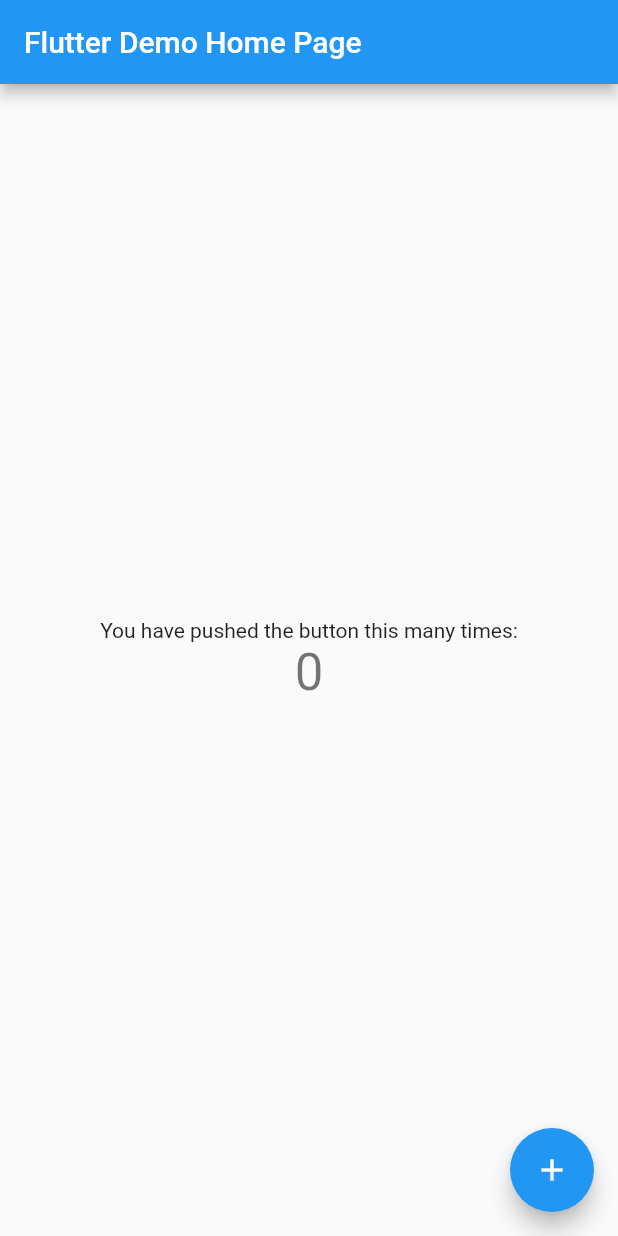
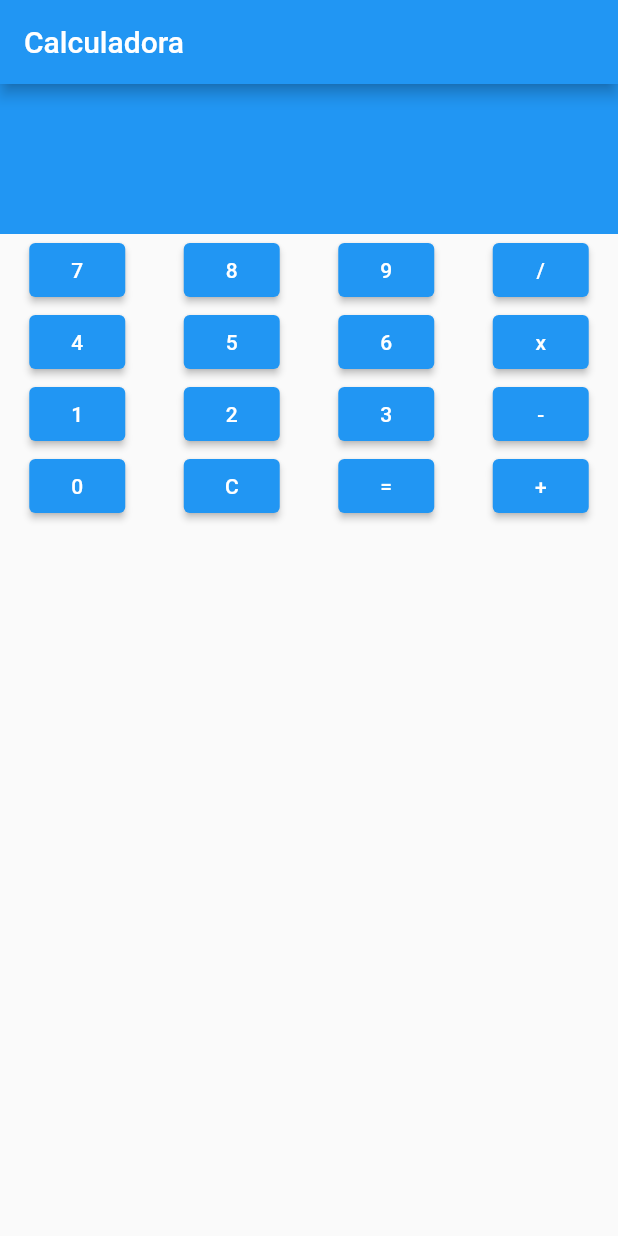
Before and after one commit to mauriciomosqueragutierrez/taller2s2, a Flutter app: the screen it shows after launch, on a phone screen of 412 x 824 dp. Run offline on Flutter 3.47's test engine with Material 2 defaults, Android fonts, the phone set to English and light mode, and no system bars.

Commit message:
Se crean botones y estructura inicial de calculadora

```diff
--- a/lib/main.dart
+++ b/lib/main.dart
@@ -1,4 +1,5 @@
 import 'package:flutter/material.dart';
+import 'package:taller2s2/pages/home-page.dart';
 
 void main() {
   runApp(MyApp());
@@ -11,103 +12,9 @@ class MyApp extends StatelessWidget {
     return MaterialApp(
       title: 'Flutter Demo',
       theme: ThemeData(
-        // This is the theme of your application.
-        //
-        // Try running your application with "flutter run". You'll see the
-        // application has a blue toolbar. Then, without quitting the app, try
-        // changing the primarySwatch below to Colors.green and then invoke
-        // "hot reload" (press "r" in the console where you ran "flutter run",
-        // or simply save your changes to "hot reload" in a Flutter IDE).
-        // Notice that the counter didn't reset back to zero; the application
-        // is not restarted.
         primarySwatch: Colors.blue,
       ),
-      home: MyHomePage(title: 'Flutter Demo Home Page'),
+      home: MyHomePage(title: 'Calculadora'),
     );
   }
 }
-
-class MyHomePage extends StatefulWidget {
-  MyHomePage({Key key, this.title}) : super(key: key);
-
-  // This widget is the home page of your application. It is stateful, meaning
-  // that it has a State object (defined below) that contains fields that affect
-  // how it looks.
-
-  // This class is the configuration for the state. It holds the values (in this
-  // case the title) provided by the parent (in this case the App widget) and
-  // used by the build method of the State. Fields in a Widget subclass are
-  // always marked "final".
-
-  final String title;
-
-  @override
-  _MyHomePageState createState() => _MyHomePageState();
-}
-
-class _MyHomePageState extends State<MyHomePage> {
-  int _counter = 0;
-
-  void _incrementCounter() {
-    setState(() {
-      // This call to setState tells the Flutter framework that something has
-      // changed in this State, which causes it to rerun the build method below
-      // so that the display can reflect the updated values. If we changed
-      // _counter without calling setState(), then the build method would not be
-      // called again, and so nothing would appear to happen.
-      _counter++;
-    });
-  }
-
-  @override
-  Widget build(BuildContext context) {
-    // This method is rerun every time setState is called, for instance as done
-    // by the _incrementCounter method above.
-    //
-    // The Flutter framework has been optimized to make rerunning build methods
-    // fast, so that you can just rebuild anything that needs updating rather
-    // than having to individually change instances of widgets.
-    return Scaffold(
-      appBar: AppBar(
-        // Here we take the value from the MyHomePage object that was created by
-        // the App.build method, and use it to set our appbar title.
-        title: Text(widget.title),
-      ),
-      body: Center(
-        // Center is a layout widget. It takes a single child and positions it
-        // in the middle of the parent.
-        child: Column(
-          // Column is also a layout widget. It takes a list of children and
-          // arranges them vertically. By default, it sizes itself to fit its
-          // children horizontally, and tries to be as tall as its parent.
-          //
-          // Invoke "debug painting" (press "p" in the console, choose the
-          // "Toggle Debug Paint" action from the Flutter Inspector in Android
-          // Studio, or the "Toggle Debug Paint" command in Visual Studio Code)
-          // to see the wireframe for each widget.
-          //
-          // Column has various properties to control how it sizes itself and
-          // how it positions its children. Here we use mainAxisAlignment to
-          // center the children vertically; the main axis here is the vertical
-          // axis because Columns are vertical (the cross axis would be
-          // horizontal).
-          mainAxisAlignment: MainAxisAlignment.center,
-          children: <Widget>[
-            Text(
-              'You have pushed the button this many times:',
-            ),
-            Text(
-              '$_counter',
-              style: Theme.of(context).textTheme.headline4,
-            ),
-          ],
-        ),
-      ),
-      floatingActionButton: FloatingActionButton(
-        onPressed: _incrementCounter,
-        tooltip: 'Increment',
-        child: Icon(Icons.add),
-      ), // This trailing comma makes auto-formatting nicer for build methods.
-    );
-  }
-}
--- /dev/null
+++ b/lib/pages/home-page.dart
@@ -0,0 +1,62 @@
+import 'package:flutter/material.dart';
+
+class MyHomePage extends StatefulWidget {
+  MyHomePage({Key key, this.title}) : super(key: key);
+  final String title;
+
+  @override
+  _MyHomePageState createState() => _MyHomePageState();
+}
+
+class _MyHomePageState extends State<MyHomePage> {
+  @override
+  Widget build(BuildContext context) {
+    return Scaffold(
+      appBar: AppBar(
+        title: Text(widget.title),
+      ),
+      body: _body(),
+    );
+  }
+
+  Widget _body() {
+    return Column(
+      children: [
+        Container(
+          color: Colors.red,
+        ),
+        Container(
+          color: Colors.blue,
+          height: 100,
+        ),
+        Container(
+            child: Column(children: [
+          Row(mainAxisAlignment: MainAxisAlignment.spaceAround, children: [
+            ElevatedButton(onPressed: () {}, child: Text("7")),
+            ElevatedButton(onPressed: () {}, child: Text("8")),
+            ElevatedButton(onPressed: () {}, child: Text("9")),
+            ElevatedButton(onPressed: () {}, child: Text("/"))
+          ]),
+          Row(mainAxisAlignment: MainAxisAlignment.spaceAround, children: [
+            ElevatedButton(onPressed: () {}, child: Text("4")),
+            ElevatedButton(onPressed: () {}, child: Text("5")),
+            ElevatedButton(onPressed: () {}, child: Text("6")),
+            ElevatedButton(onPressed: () {}, child: Text("x"))
+          ]),
+          Row(mainAxisAlignment: MainAxisAlignment.spaceAround, children: [
+            ElevatedButton(onPressed: () {}, child: Text("1")),
+            ElevatedButton(onPressed: () {}, child: Text("2")),
+            ElevatedButton(onPressed: () {}, child: Text("3")),
+            ElevatedButton(onPressed: () {}, child: Text("-"))
+          ]),
+          Row(mainAxisAlignment: MainAxisAlignment.spaceAround, children: [
+            ElevatedButton(onPressed: () {}, child: Text("0")),
+            ElevatedButton(onPressed: () {}, child: Text("C")),
+            ElevatedButton(onPressed: () {}, child: Text("=")),
+            ElevatedButton(onPressed: () {}, child: Text("+"))
+          ])
+        ])),
+      ],
+    );
+  }
+}
```
